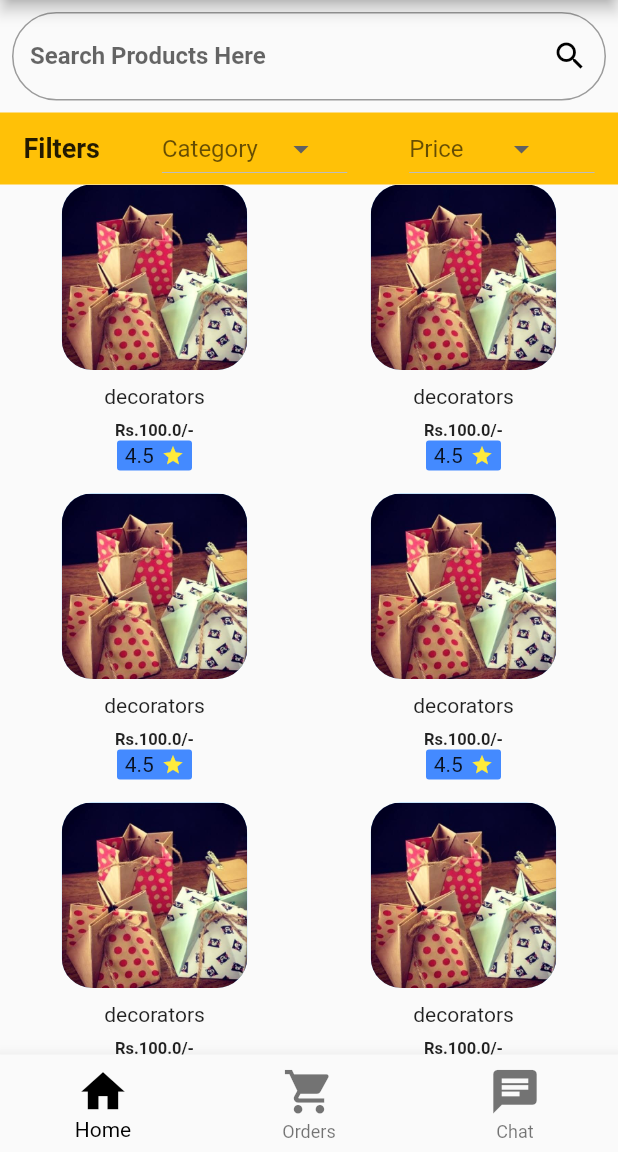
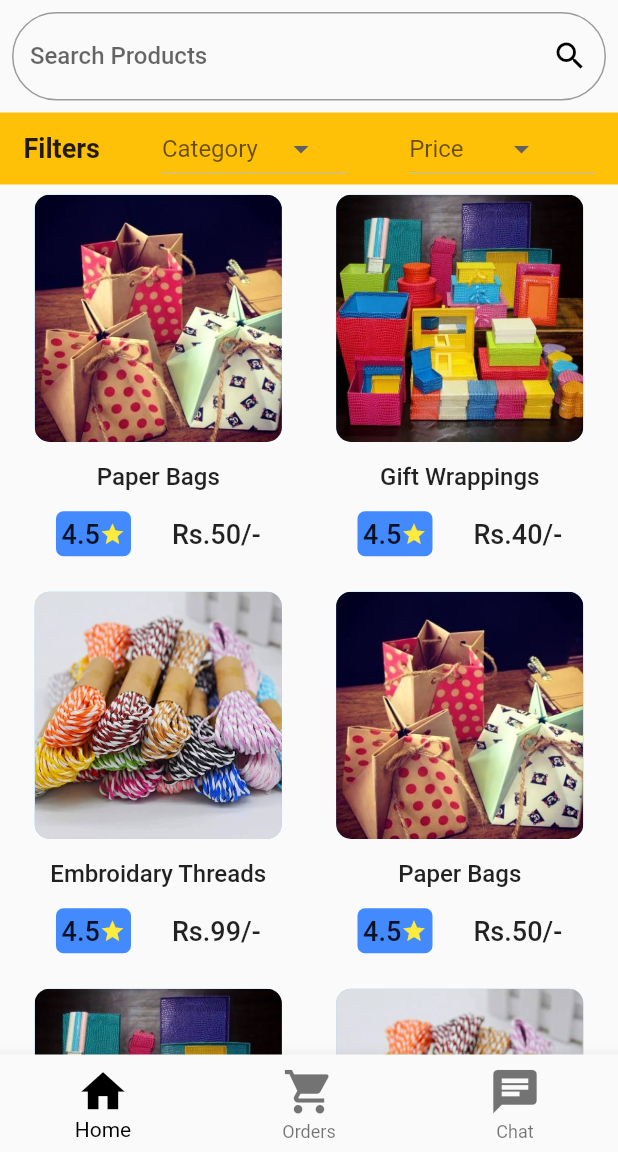
Before and after one commit to hishamarshadc/directrade, a Flutter app: the HomePage screen opened by its route, on a phone screen of 412 x 824 dp, the part 84-1236 px from its top. Run offline on Flutter 3.47's test engine with Material 2 defaults, Android fonts, the phone set to English and light mode, and no system bars; our stand-ins replace grouped_list.

```diff
--- a/lib/main.dart
+++ b/lib/main.dart
@@ -5,7 +5,7 @@ import 'package:sample_project/presentation/authentication/login.dart';
 import 'package:sample_project/presentation/authentication/cust_register.dart';
 import 'package:sample_project/core/colors/Colors.dart';
 import 'package:sample_project/presentation/authentication/seller_register.dart';
-import 'package:sample_project/presentation/customer/screens/home_page.dart';
+import 'package:sample_project/presentation/customer/screens/cust_botton_nav.dart';
 import 'package:sample_project/presentation/customer/screens/user%20profile/customer_profile.dart';
 import 'package:sample_project/presentation/seller/screens/seller_home.dart';
 import 'package:sample_project/presentation/seller/screens/seller_profile/seller_prof.dart';
--- a/lib/presentation/authentication/seller_register.dart
+++ b/lib/presentation/authentication/seller_register.dart
@@ -212,7 +212,7 @@ class SellerRegisterPage extends StatelessWidget {
                                 width: 1,
                               ),
                               TextButton(
-                                onPressed: () => Navigator.pop(context),
+                                onPressed: () => Navigator.popAndPushNamed(context, 'login'),
                                 child: const Text(
                                   'User Login',
                                   style: TextStyle(
--- a/lib/presentation/customer/screens/home_page.dart
+++ b/lib/presentation/customer/screens/cust_botton_nav.dart
@@ -1,5 +1,5 @@
 import 'package:flutter/material.dart';
-import 'package:sample_project/presentation/customer/screens/products/product_page.dart';
+import 'package:sample_project/presentation/customer/screens/homepage/customer_home.dart';
 import 'package:sample_project/presentation/customer/screens/chat/chat_list.dart';
 import 'package:sample_project/presentation/customer/screens/order/orders_list.dart';
 import 'package:sample_project/presentation/customer/screens/search_catergory/search_category.dart';
@@ -26,6 +26,7 @@ class _HomePageState extends State<HomePage> {
     return SafeArea(
       child: Scaffold(
         appBar: AppBar(
+          elevation: 0,
           backgroundColor: Colors.white,
           foregroundColor: Colors.black,
           title: const Text(
--- a/lib/presentation/customer/screens/search_catergory/search_category.dart
+++ b/lib/presentation/customer/screens/search_catergory/search_category.dart
@@ -1,4 +1,5 @@
 import 'package:flutter/material.dart';
+import 'package:sample_project/presentation/customer/screens/search_catergory/widgets/product_full_view.dart';
 import 'package:sample_project/presentation/customer/screens/search_catergory/widgets/product_tile.dart';
 
 class SearchAndCategoryPage extends StatefulWidget {
@@ -15,7 +16,42 @@ class _SearchAndCategoryPageState extends State<SearchAndCategoryPage> {
 
   final _priceList = ['Any Price', '< 500', '< 750', '< 1000', '> 1000'];
 
-
+  final _productNameList = [
+    'Paper Bags',
+    'Gift Wrappings',
+    'Embroidary Threads',
+    'Paper Bags',
+    'Gift Wrappings',
+    'Embroidary Threads',
+    'Paper Bags',
+    'Gift Wrappings',
+    'Embroidary Threads',
+    'Penholder Paper Craft'
+  ];
+  final _imageUrlList = [
+    'assets/images/decorators.jpeg',
+    'assets/images/gift wrappings.jpeg',
+    'assets/images/color threads.jpeg',
+    'assets/images/decorators.jpeg',
+    'assets/images/gift wrappings.jpeg',
+    'assets/images/color threads.jpeg',
+    'assets/images/decorators.jpeg',
+    'assets/images/gift wrappings.jpeg',
+    'assets/images/color threads.jpeg',
+    'assets/images/pencilholder.jpeg'
+  ];
+final _productPriceList=[
+  50,
+  40,
+  99,
+  50,
+  40,
+  99,
+  50,
+  40,
+  99,
+  55
+];
   @override
   Widget build(BuildContext context) {
     final size = MediaQuery.of(context).size;
@@ -29,8 +65,8 @@ class _SearchAndCategoryPageState extends State<SearchAndCategoryPage> {
             decoration: InputDecoration(
               suffixIcon: const Icon(Icons.search, color: Colors.black),
               label: const Text(
-                'Search Products Here',
-                style: TextStyle(fontWeight: FontWeight.bold),
+                'Search Products',
+                style: TextStyle(fontWeight: FontWeight.w500),
               ),
               border: OutlineInputBorder(
                 borderRadius: BorderRadius.circular(60),
@@ -85,11 +121,31 @@ class _SearchAndCategoryPageState extends State<SearchAndCategoryPage> {
           ),
         ),
         Expanded(
-          child: GridView.count(
-            crossAxisCount: 2,
-            children: List.generate(10, (index) {
-              return ProductTile();
-            })
+          child: Padding(
+            padding: const EdgeInsets.only(left: 10, right: 10),
+            child: GridView.count(
+                crossAxisCount: 2,
+                childAspectRatio: 3 / 4,
+                mainAxisSpacing: 10,
+                crossAxisSpacing: 10,
+                children: List.generate(10, (index) {
+                  return InkWell(
+                    onTap: () => Navigator.push(
+                      context,
+                      MaterialPageRoute(
+                        builder: (context) => ProductFullViewPage(
+                          title: _productNameList[index],
+                          imageUrl: _imageUrlList[index],
+                        ),
+                      ),
+                    ),
+                    child: ProductTile(
+                      price: _productPriceList[index],
+                      productname: _productNameList[index],
+                      imageUrl: _imageUrlList[index],
+                    ),
+                  );
+                })),
           ),
         ),
       ],
--- a/lib/presentation/customer/screens/search_catergory/widgets/product_tile.dart
+++ b/lib/presentation/customer/screens/search_catergory/widgets/product_tile.dart
@@ -3,65 +3,121 @@ import 'package:flutter/material.dart';
 class ProductTile extends StatelessWidget {
   const ProductTile({
     Key? key,
-    this.price = 100,
-    this.productname = 'decorators',
-    this.rating = 4.5,
-    this.ratingcount = 20,
+    required this.price,
+    required this.productname,
+    this.rating = 4.5 ,
+    this.ratingcount = 25,
+    required this.imageUrl
   }) : super(key: key);
 
   // final Size size;
+  final String imageUrl;
   final String productname;
-  final double price;
+  final int price;
   final double ratingcount;
   final double rating;
   @override
   Widget build(BuildContext context) {
     final size = MediaQuery.of(context).size;
-    return Column(
+    return Center(
+      child: Column(
+        mainAxisAlignment: MainAxisAlignment.spaceAround,
         children: [
           Container(
-          margin: EdgeInsets.only(right: 8, left: 8, top: 0, bottom: 0),
-          width: size.width * .3,
-          height: size.width * .3,
+            width: size.width * .4,
+            height: size.width * .4,
             decoration: BoxDecoration(
-            borderRadius: BorderRadius.all(Radius.circular(20)),
+              borderRadius: BorderRadius.all(Radius.circular(10)),
               color: Colors.blue.shade200,
-            image: const DecorationImage(
-              image: AssetImage("assets/images/decorators.jpeg"),
+              image: DecorationImage(
+                image: AssetImage(imageUrl),
                 fit: BoxFit.cover,
               ),
             ),
           ),
-        const SizedBox(
-          height: 10,
+          Text(
+            productname,
+            textAlign: TextAlign.center,
+            style: TextStyle(fontSize: 16, fontWeight: FontWeight.w500),
           ),
-        Text(productname),
-        const SizedBox(
-          height: 8,
+          Row(
+            mainAxisAlignment: MainAxisAlignment.spaceEvenly,
+            children: [
+              Container(
+                width: 50,
+                height: 30,
+                decoration: BoxDecoration(
+                    color: Colors.blueAccent,
+                    borderRadius: BorderRadius.circular(5)),
+                child: Row(
+                  mainAxisAlignment: MainAxisAlignment.center,
+                  children: [
+                    Text('$rating',style: TextStyle(fontSize: 18,fontWeight: FontWeight.w500),),
+                    Icon(
+                      Icons.star_sharp,
+                      size: 17,
+                      color: Colors.yellow,
+                    )
+                  ],
+                ),
               ),
               Text(
-          'Rs.$price/-',
+                'Rs.${price.toInt()}/-',
                 style: TextStyle(
-            fontSize: 11,
-            fontWeight: FontWeight.bold,
+                  fontSize: 18,
+                  fontWeight: FontWeight.w500,
                 ),
               ),
-        Container(
-          width: 50,
-          height: 20,
-          decoration: BoxDecoration(
-            color: Colors.blueAccent,
-            borderRadius: BorderRadius.circular(2)
-          ),
-          child: Row(
-            mainAxisAlignment: MainAxisAlignment.spaceEvenly,
-            children: [
-              Text('$rating'),
-              Icon(Icons.star_sharp,size: 15,color: Colors.yellow,)
+            ],
+          )
         ],
       ),
-        )
-      ],
     );
+    // return Column(
+    //   children: [
+    //     Container(
+    //       margin: EdgeInsets.only(right: 8, left: 8, top: 0, bottom: 0),
+    //       width: size.width * .25,
+    //       height: size.width * .25,
+    //       decoration: BoxDecoration(
+    //         borderRadius: BorderRadius.all(Radius.circular(20)),
+    //         color: Colors.blue.shade200,
+    //         image: const DecorationImage(
+    //           image: AssetImage("assets/images/decorators.jpeg"),
+    //           fit: BoxFit.cover,
+    //         ),
+    //       ),
+    //     ),
+    //     const SizedBox(
+    //       height: 10,
+    //     ),
+    //     Text(productname),
+    //     const SizedBox(
+    //       height: 8,
+    //     ),
+    //     Text(
+    //       'Rs.$price/-',
+    //       style: TextStyle(
+    //         fontSize: 11,
+    //         fontWeight: FontWeight.bold,
+    //       ),
+    //     ),
+    //     Container(
+    //       width: 50,
+    //       height: 20,
+    //       decoration: BoxDecoration(
+    //         color: Colors.blueAccent,
+    //         borderRadius: BorderRadius.circular(2)
+    //       ),
+    //       child: Row(
+    //         mainAxisAlignment: MainAxisAlignment.spaceEvenly,
+    //         children: [
+    //           Text('$rating'),
+    //           Icon(Icons.star_sharp,size: 15,color: Colors.yellow,)
+    //         ],
+    //       ),
+    //     )
+    //   ],
+    // );
   }
 }
```
Also changed, not shown: lib/presentation/customer/screens/homepage/customer_home.dart (added, +234 -0 lines), lib/presentation/customer/screens/products/product_page.dart (deleted, +0 -219 lines), lib/presentation/customer/screens/search_catergory/widgets/product_full_view.dart (renamed from lib/presentation/customer/screens/products/product_full_view.dart). Lines whose indentation alone changed are shown as unchanged.
